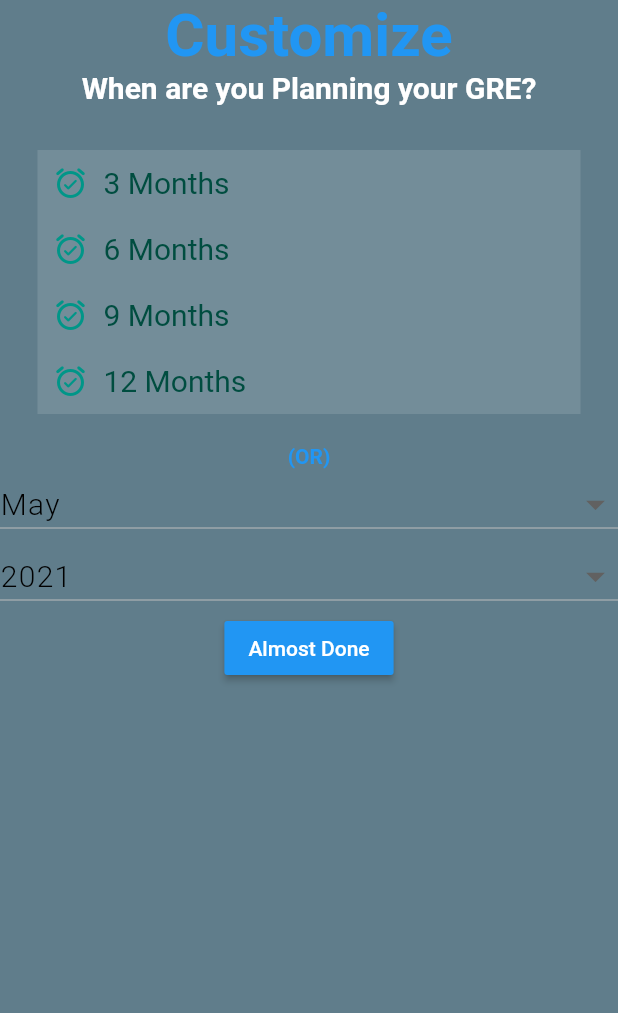
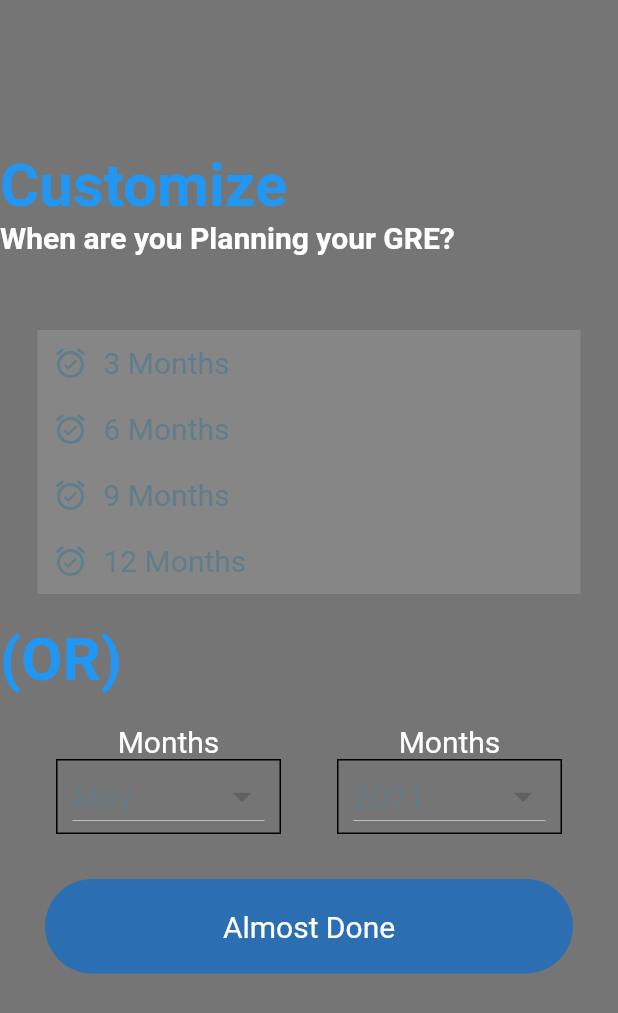
Before and after one commit to Payalkumari25/Test, a Flutter app: the screen it shows after launch, on a phone screen of 412 x 824 dp. Shown: the top 1013 px of the screen. Run offline on Flutter 3.47's test engine with Material 2 defaults, Android fonts, the phone set to English and light mode, and no system bars; Roboto replaces fonts that are missing (Source Sans Pro).

```diff
--- a/lib/main.dart
+++ b/lib/main.dart
@@ -12,17 +12,23 @@ class MyApp extends StatefulWidget {
 }
 
 class _MyAppState extends State<MyApp> {
-  String dropdownValue = '2021';
+  String dropdownYear = '2021';
   String dropDownMonth = 'May';
   @override
   Widget build(BuildContext context) {
     return MaterialApp(
       home: Scaffold(
-        backgroundColor: Colors.blueGrey,
+        backgroundColor: Colors.black54,
         body: SafeArea(
           child: Column(
             children: <Widget>[
-              Text(
+              Align(
+                  alignment: Alignment.centerLeft,
+                  child: Container(
+                    margin: const EdgeInsets.only(
+                        top: 100
+                    ),
+                    child: Text(
                       'Customize',
                       style: TextStyle(
                         fontSize: 40.0,
@@ -30,7 +36,13 @@ class _MyAppState extends State<MyApp> {
                         fontWeight: FontWeight.bold,
                       ),
                     ),
-              Text(
+                  ),
+                ),
+
+              Align(
+                alignment: Alignment.centerLeft,
+                child: Container(
+                  child: Text(
                     'When are you Planning your GRE?',
                     style: TextStyle(
                       fontSize: 20.0,
@@ -38,7 +50,9 @@ class _MyAppState extends State<MyApp> {
                       fontWeight: FontWeight.bold,
                     ),
                   ),
-              SizedBox(height: 30.0,
+                ),
+              ),
+              SizedBox(height: 50.0,
               ),
               Container(
                 padding: EdgeInsets.all(10.0),
@@ -49,7 +63,7 @@ class _MyAppState extends State<MyApp> {
                   children: [
                     Icon(
                       Icons.alarm_on_rounded,
-                      color: Colors.teal,
+                      color: Colors.blueGrey,
                     ),
                     SizedBox(
                       width: 10.0,
@@ -57,7 +71,7 @@ class _MyAppState extends State<MyApp> {
                     Text(
                       '3 Months',
                       style: TextStyle(
-                        color: Colors.teal.shade900,
+                        color: Colors.blueGrey,
                         fontFamily: 'Source Sans Pro',
                         fontSize: 20.0,
                       ),
@@ -74,7 +88,7 @@ class _MyAppState extends State<MyApp> {
                   children: [
                     Icon(
                       Icons.alarm_on_rounded,
-                      color: Colors.teal,
+                      color: Colors.blueGrey,
                     ),
                     SizedBox(
                       width: 10.0,
@@ -82,7 +96,7 @@ class _MyAppState extends State<MyApp> {
                     Text(
                       '6 Months',
                       style: TextStyle(
-                        color: Colors.teal.shade900,
+                        color: Colors.blueGrey,
                         fontFamily: 'Source Sans Pro',
                         fontSize: 20.0,
                       ),
@@ -99,7 +113,7 @@ class _MyAppState extends State<MyApp> {
                   children: [
                     Icon(
                       Icons.alarm_on_rounded,
-                      color: Colors.teal,
+                      color: Colors.blueGrey,
                     ),
                     SizedBox(
                       width: 10.0,
@@ -107,7 +121,7 @@ class _MyAppState extends State<MyApp> {
                     Text(
                       '9 Months',
                       style: TextStyle(
-                        color: Colors.teal.shade900,
+                        color: Colors.blueGrey,
                         fontFamily: 'Source Sans Pro',
                         fontSize: 20.0,
                       ),
@@ -124,7 +138,7 @@ class _MyAppState extends State<MyApp> {
                   children: [
                     Icon(
                       Icons.alarm_on_rounded,
-                      color: Colors.teal,
+                      color: Colors.blueGrey,
                     ),
                     SizedBox(
                       width: 10.0,
@@ -132,9 +146,10 @@ class _MyAppState extends State<MyApp> {
                     Text(
                       '12 Months',
                       style: TextStyle(
-                        color: Colors.teal.shade900,
+                        color: Colors.blueGrey,
                         fontFamily: 'Source Sans Pro',
                         fontSize: 20.0,
+
                       ),
                     )
                   ],
@@ -142,22 +157,47 @@ class _MyAppState extends State<MyApp> {
               ),
               SizedBox(height: 20.0,
               ),
-              Text('(OR)',
+              Align(
+                alignment: Alignment.centerLeft,
+                child: Text('(OR)',
                   textAlign: TextAlign.center,
                   style: TextStyle(
                     color: Colors.blue,
                     fontWeight: FontWeight.bold,
+                    fontSize: 40.0,
                   ),
                 ),
-
+              ),
+              SizedBox(height: 20.0,
+              ),
+              Row(
+                mainAxisAlignment: MainAxisAlignment.spaceEvenly,
+                children: [
+                  Column(
+                    children: [
+                      Align(
+                        alignment: Alignment.centerLeft,
+                        child: Text('Months',
+                          style: TextStyle(
+                            color: Colors.white,
+                            fontFamily: 'Source Sans Pro',
+                            fontSize: 20.0,
+                          ),
+                        ),
+                      ),
                       Container(
+                        width: 150,
+                        padding: const EdgeInsets.only(left: 10.0, right: 10.0),
+                        decoration: BoxDecoration(
+                          border: Border.all(),
+                        ),
                         child: DropdownButton<String>(
                           value: dropDownMonth,
                           icon: const Icon(Icons.arrow_drop_down_outlined),
                           isExpanded: true,
                           iconSize: 30,
-                  elevation: 20,
-                  style: const TextStyle(color: Colors.black),
+                          elevation: 16,
+                          style: const TextStyle(color: Colors.blueGrey),
                           onChanged: (String? newValue) {
                             setState(() {
                               dropDownMonth = newValue!;
@@ -166,8 +206,7 @@ class _MyAppState extends State<MyApp> {
                           items: <String>[
                             'May',
                             'June',
-                    'July',
-                    'August'
+                            'July'
                           ].map<DropdownMenuItem<String>>((String value) {
                             return DropdownMenuItem<String>(
                               value: value,
@@ -182,25 +221,42 @@ class _MyAppState extends State<MyApp> {
                           }).toList(),
                         ),
                       ),
-
+                    ],
+                  ),
+                  Column(
+                    children: [
+                      Align(
+                        alignment: Alignment.centerLeft,
+                        child: Text('Months',
+                          style: TextStyle(
+                            color: Colors.white,
+                            fontFamily: 'Source Sans Pro',
+                            fontSize: 20.0,
+                          ),
+                        ),
+                      ),
                       Container(
+                        width: 150,
+                        padding: const EdgeInsets.only(left: 10.0, right: 10.0),
+                        decoration: BoxDecoration(
+                          border: Border.all(),
+                        ),
                         child: DropdownButton<String>(
-                  value: dropdownValue,
+                          value: dropdownYear,
                           icon: const Icon(Icons.arrow_drop_down_outlined),
                           isExpanded: true,
                           iconSize: 30,
-                  elevation: 20,
-                  style: const TextStyle(color: Colors.black),
+                          elevation: 16,
+                          style: const TextStyle(color: Colors.blueGrey),
                           onChanged: (String? newValue) {
                             setState(() {
-                      dropdownValue = newValue!;
+                              dropdownYear = newValue!;
                             });
                           },
                           items: <String>[
                             '2021',
                             '2022',
-                    '2023',
-                    '2024'
+                            '2023'
                           ].map<DropdownMenuItem<String>>((String value) {
                             return DropdownMenuItem<String>(
                               value: value,
@@ -215,13 +271,31 @@ class _MyAppState extends State<MyApp> {
                           }).toList(),
                         ),
                       ),
-              RaisedButton(
-                color: Colors.blue, // background
-                textColor: Colors.white, // foreground
-                onPressed: () { },
-                child: Text('Almost Done'),
-              )
+                    ],
+                  ),
+                ],
+              ),
 
+              Container(
+                  child: Container(
+                    margin: EdgeInsets.all(30),
+                    padding: EdgeInsets.all(20),
+                    width: double.infinity,
+                    decoration: BoxDecoration(
+                        color: Color(0xFF2B6EB1),
+                        borderRadius: BorderRadius.circular(50)
+                    ),
+                    child: Center(
+                      child: Text(
+                        "Almost Done",
+                        style: TextStyle(
+                            color: Colors.white,
+                            fontSize: 20
+                        ),
+                      ),
+                    ),
+                  ),
+                ),
             ],
           ),
         ),
```
Lines whose indentation alone changed are shown as unchanged.
